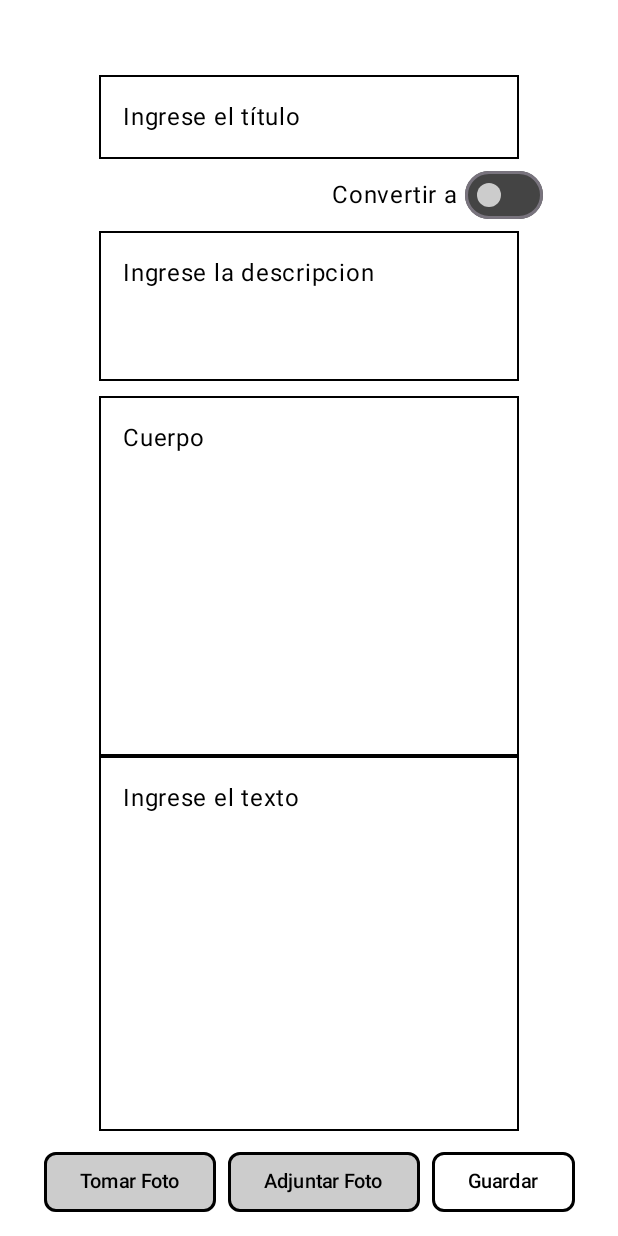
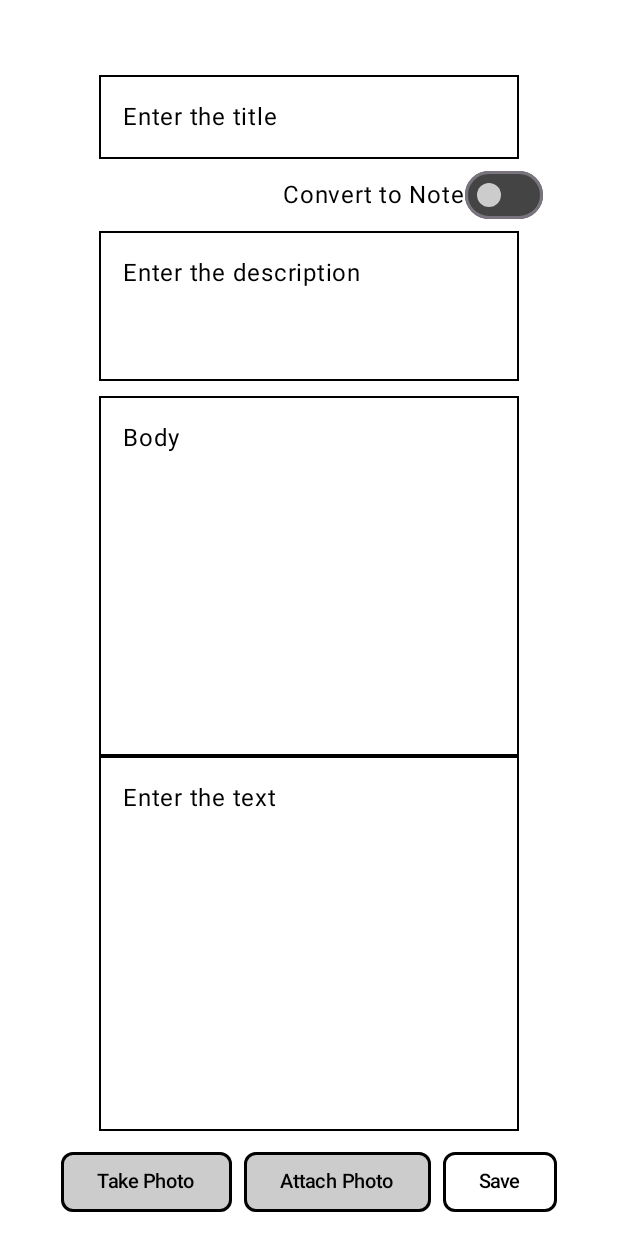
Before and after one commit to AlejandroBedoyaMartinez/Proyecto_Final_Movil, an Android app built with Jetpack Compose: the screen it shows after launch (MainActivity), after a tap on "Agregar", on a phone screen of 412 x 824 dp. Run offline under Robolectric (Android 15) with nearby library versions, the phone set to English and light mode, and no system bars.

Commit message:
Se agrego el soporte para varios idiomas

```diff
--- a/Proyecto_Final/app/src/main/java/jano/net/proyecto_final/AgregarNueva.kt
+++ b/Proyecto_Final/app/src/main/java/jano/net/proyecto_final/AgregarNueva.kt
@@ -29,6 +29,7 @@ import androidx.compose.runtime.setValue
 import androidx.compose.ui.Alignment
 import androidx.compose.ui.Modifier
 import androidx.compose.ui.graphics.Color
+import androidx.compose.ui.res.stringResource
 import androidx.compose.ui.unit.dp
 import androidx.compose.ui.unit.sp
 
@@ -46,7 +47,7 @@ fun AgregarNueva(viewModel: viewModel){
         Spacer(modifier = Modifier.height(50.dp))
         TextField(
             value = viewModel.titulo.value, onValueChange = { viewModel.titulo.value = it},
-            placeholder = { Text(text = "Ingrese el título") },
+            placeholder = { Text(text = stringResource(R.string.ingrese_el_t_tulo)) },
             modifier = Modifier
                 .background(Color.White)
                 .border(BorderStroke(1.dp, Color.Black)),
@@ -57,12 +58,16 @@ fun AgregarNueva(viewModel: viewModel){
                 unfocusedPlaceholderColor = MaterialTheme.colorScheme.onSurface
             )
         )
+        var texto:String = stringResource(R.string.convertir_a_nota);
+        if(viewModel.banderaSwitch.value){
+            texto = stringResource(R.string.convertir_a_tarea);
+        }
         Row (
             Modifier
                 .align(Alignment.End)
                 .padding(end = 50.dp)){
             Text(
-                text = "Convertir a ",
+                text = texto,
                 Modifier.align(Alignment.CenterVertically),
                 color = MaterialTheme.colorScheme.surface
             )
@@ -79,7 +84,7 @@ fun AgregarNueva(viewModel: viewModel){
         }
         TextField(
             value = viewModel.descripcion.value, onValueChange = { viewModel.descripcion.value = it},
-            placeholder = { Text(text = "Ingrese la descripcion") },
+            placeholder = { Text(text = stringResource(R.string.ingrese_la_descripcion)) },
             modifier = Modifier
                 .height(100.dp)
                 .background(Color.White)
@@ -93,7 +98,7 @@ fun AgregarNueva(viewModel: viewModel){
         )
         TextField(
             value = viewModel.descripcionCuerpo.value, onValueChange = { viewModel.descripcionCuerpo.value = it},
-            placeholder = { Text(text = "Cuerpo") },
+            placeholder = { Text(text = stringResource(R.string.cuerpo)) },
             modifier = Modifier
                 .height(250.dp)
                 .padding(top = 10.dp)
@@ -108,7 +113,7 @@ fun AgregarNueva(viewModel: viewModel){
         )
         TextField(
             value = viewModel.texto.value, onValueChange = { viewModel.texto.value = it},
-            placeholder = { Text(text = "Ingrese el texto") },
+            placeholder = { Text(text = stringResource(R.string.ingrese_el_texto)) },
             modifier = Modifier
                 .height(250.dp)
                 .background(Color.White)
@@ -134,7 +139,7 @@ fun AgregarNueva(viewModel: viewModel){
                 border = BorderStroke(2.dp, Color.Black)
             ) {
                 Text(
-                    text = "Tomar Foto",
+                    text = stringResource(R.string.tomar_foto),
                     fontSize = 13.sp,
                     color = Color.Black
                 )
@@ -149,7 +154,7 @@ fun AgregarNueva(viewModel: viewModel){
                 border = BorderStroke(2.dp, Color.Black)
             ) {
                 Text(
-                    text = "Adjuntar Foto",
+                    text = stringResource(R.string.adjuntar_foto),
                     fontSize = 13.sp,
                     color = Color.Black
                 )
@@ -172,7 +177,7 @@ fun AgregarNueva(viewModel: viewModel){
                 border = BorderStroke(2.dp, Color.Black)
             ) {
                 Text(
-                    text = "Guardar",
+                    text = stringResource(R.string.guardar),
                     fontSize = 13.sp,
                     color = Color.Black
                 )
--- a/Proyecto_Final/app/src/main/java/jano/net/proyecto_final/HomePageScreen.kt
+++ b/Proyecto_Final/app/src/main/java/jano/net/proyecto_final/HomePageScreen.kt
@@ -32,6 +32,7 @@ import androidx.compose.ui.Alignment
 import androidx.compose.ui.Modifier
 import androidx.compose.ui.graphics.Color
 import androidx.compose.ui.res.painterResource
+import androidx.compose.ui.res.stringResource
 import androidx.compose.ui.text.font.FontWeight
 import androidx.compose.ui.text.style.TextAlign
 import androidx.compose.ui.unit.dp
@@ -53,7 +54,7 @@ fun HomePageScreen(navHostController: NavHostController) {
                 modifier = Modifier.size(60.dp)
             )
             Text(
-                text = "Bienvenido",
+                text = stringResource(R.string.bienvenido),
                 modifier = Modifier
                     .align(Alignment.CenterVertically)
                     .padding(start = 15.dp),
@@ -61,7 +62,7 @@ fun HomePageScreen(navHostController: NavHostController) {
             )
         }
         Text(
-            text = "Homepage",
+            text = stringResource(R.string.pagina_de_inicio),
             modifier = Modifier.align(Alignment.CenterHorizontally),
             style = Typography.titleLarge,
             color = MaterialTheme.colorScheme.surface
@@ -78,7 +79,7 @@ fun HomePageScreen(navHostController: NavHostController) {
                 shape = RoundedCornerShape(8.dp),
                 border = BorderStroke(2.dp, Color.Black)
             ) {
-                Text(text = "Tareas", color = Color.Black)
+                Text(text = stringResource(R.string.tareas), color = Color.Black)
             }
 
             Button(
@@ -88,7 +89,7 @@ fun HomePageScreen(navHostController: NavHostController) {
                 shape = RoundedCornerShape(8.dp),
                 border = BorderStroke(2.dp, Color.Black)
             ) {
-                Text(text = "Notas", color = Color.Black)
+                Text(text = stringResource(R.string.notas), color = Color.Black)
             }
         }
         Spacer(modifier = Modifier.height(28.dp))
@@ -101,7 +102,7 @@ fun HomePageScreen(navHostController: NavHostController) {
         ) {
             Column {
                 Text(
-                    text = "Proximos eventos este mes",
+                    text = stringResource(R.string.proximos_eventos_del_mes),
                     modifier = Modifier
                         .fillMaxWidth()
                         .background(Color.LightGray)
--- /dev/null
+++ b/Proyecto_Final/app/src/main/java/jano/net/proyecto_final/data/ImplementacionNotaRepository.kt
@@ -0,0 +1,4 @@
+package jano.net.proyecto_final.data
+
+class ImplementacionNotaRepository {
+}
--- /dev/null
+++ b/Proyecto_Final/app/src/main/java/jano/net/proyecto_final/data/NotasDao.kt
@@ -0,0 +1,4 @@
+package jano.net.proyecto_final.data
+
+class NotasDao {
+}
--- /dev/null
+++ b/Proyecto_Final/app/src/main/java/jano/net/proyecto_final/data/NotasRepository.kt
@@ -0,0 +1,4 @@
+package jano.net.proyecto_final.data
+
+interface NotasRepository {
+}
--- /dev/null
+++ b/Proyecto_Final/app/src/main/java/jano/net/proyecto_final/data/ViewModelDaos.kt
@@ -0,0 +1,4 @@
+package jano.net.proyecto_final.data
+
+class ViewModelDaos {
+}
--- /dev/null
+++ b/Proyecto_Final/app/src/main/java/jano/net/proyecto_final/data/nota.kt
@@ -0,0 +1 @@
+package jano.net.proyecto_final.data
--- a/Proyecto_Final/app/src/main/java/jano/net/proyecto_final/notasScreen.kt
+++ b/Proyecto_Final/app/src/main/java/jano/net/proyecto_final/notasScreen.kt
@@ -32,6 +32,7 @@ import androidx.compose.ui.unit.dp
 import androidx.compose.runtime.setValue
 import androidx.compose.ui.Alignment
 import androidx.compose.ui.graphics.Color
+import androidx.compose.ui.res.stringResource
 import androidx.compose.ui.zIndex
 import androidx.navigation.NavHostController
 
@@ -78,7 +79,7 @@ fun notasScreen(navHostController: NavHostController,viewModel: viewModel) {
             shape = RoundedCornerShape(1.dp),
             border = BorderStroke(2.dp, Color.Black)
         ) {
-            Text(text = "Agregar nueva", color = Color.Black)
+            Text(text = stringResource(R.string.agregar_nueva), color = Color.Black)
         }
     }
 }
--- a/Proyecto_Final/app/src/main/java/jano/net/proyecto_final/tareasScreen.kt
+++ b/Proyecto_Final/app/src/main/java/jano/net/proyecto_final/tareasScreen.kt
@@ -34,6 +34,7 @@ import androidx.compose.ui.unit.dp
 import androidx.compose.runtime.setValue
 import androidx.compose.ui.Alignment
 import androidx.compose.ui.graphics.Color
+import androidx.compose.ui.res.stringResource
 import androidx.compose.ui.text.TextStyle
 import androidx.navigation.NavHostController
 
@@ -87,7 +88,7 @@ fun tareasScreen(navHostController: NavHostController,viewModel: viewModel) {
                 shape = RoundedCornerShape(1.dp),
                 border = BorderStroke(2.dp, Color.Black)
             ) {
-                Text(text = "Agregar nueva", color = Color.Black)
+                Text(text = stringResource(R.string.agregar_nueva), color = Color.Black)
             }
         }
     }
@@ -128,7 +129,7 @@ fun BuscarText(
 
         value = query,
         onValueChange = onQueryChanged,
-        placeholder = { Text(text = "Buscar") },
+        placeholder = { Text(text = stringResource(R.string.buscar)) },
         leadingIcon = {
             Icon(
                 imageVector = Icons.Default.Search,
--- a/Proyecto_Final/app/src/main/java/jano/net/proyecto_final/viewModel.kt
+++ b/Proyecto_Final/app/src/main/java/jano/net/proyecto_final/viewModel.kt
@@ -10,6 +10,4 @@ class viewModel:ViewModel() {
     var descripcionCuerpo = mutableStateOf("")
     var texto = mutableStateOf("")
     var banderaSwitch = mutableStateOf(false)
-
-
 }
--- a/Proyecto_Final/app/src/main/res/values/strings.xml
+++ b/Proyecto_Final/app/src/main/res/values/strings.xml
@@ -1,3 +1,25 @@
+<?xml version="1.0" encoding="utf-8"?>
 <resources>
-    <string name="app_name">Proyecto_Final</string>
+    <string name="app_name" translatable="false">Proyecto_Final</string>
+    <string name="bienvenido">Welcome</string>
+    <string name="pagina_de_inicio">Home Page</string>
+    <string name="tareas">Tasks</string>
+    <string name="notas">Notes</string>
+    <string name="proximos_eventos_del_mes">Upcoming events of the month</string>
+    <string name="agregar_nueva">Add new</string>
+    <string name="buscar">Search</string>
+    <string name="ingrese_el_t_tulo">Enter the title</string>
+    <string name="convertir_a_nota">Convert to Note</string>
+    <string name="convertir_a_tarea">Convert to Task</string>
+    <string name="ingrese_la_descripcion">Enter the description</string>
+    <string name="cuerpo">Body</string>
+    <string name="ingrese_el_texto">Enter the text</string>
+    <string name="tomar_foto">Take Photo</string>
+    <string name="adjuntar_foto">Attach Photo</string>
+    <string name="guardar">Save</string>
+    <string name="posponer_tarea">Postpone Task:</string>
+    <string name="nueva_fecha_de_inicio">New Start Date:</string>
+    <string name="elegir_fecha">Choose Date</string>
+    <string name="nueva_fecha_de_fin">New End Date:</string>
+    <string name="recordarme">Remind me</string>
 </resources>
```
Also changed, not shown: Proyecto_Final/app/src/main/java/jano/net/proyecto_final/PosponerTarea.kt (+10 -8 lines), 3 other files.
